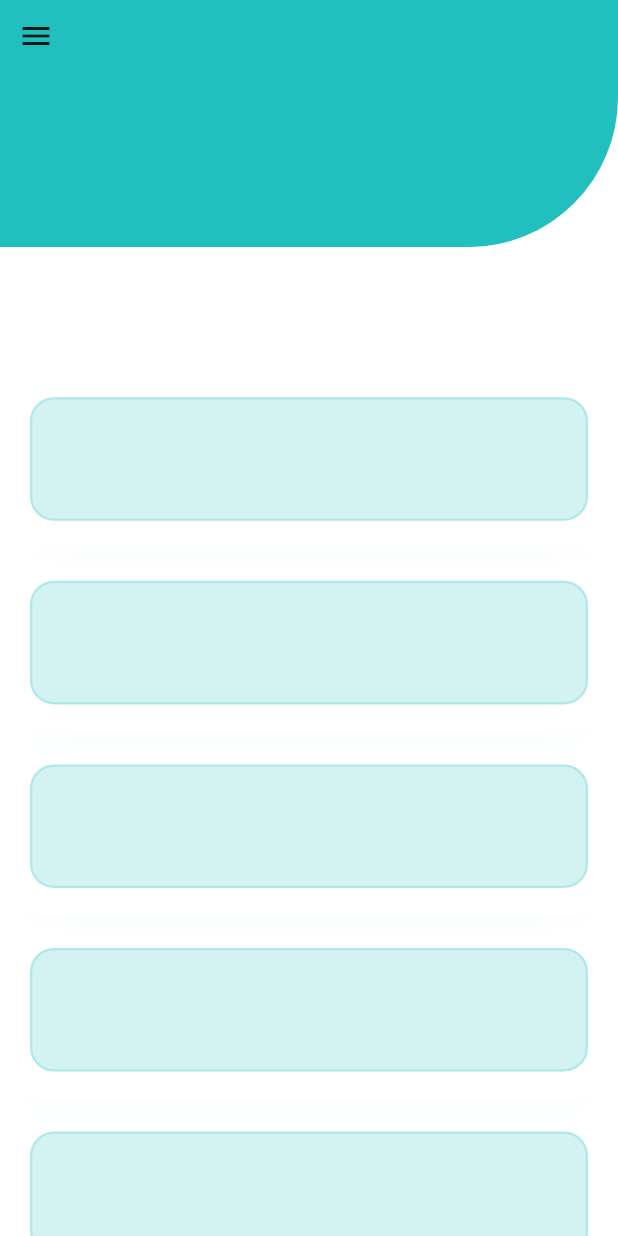
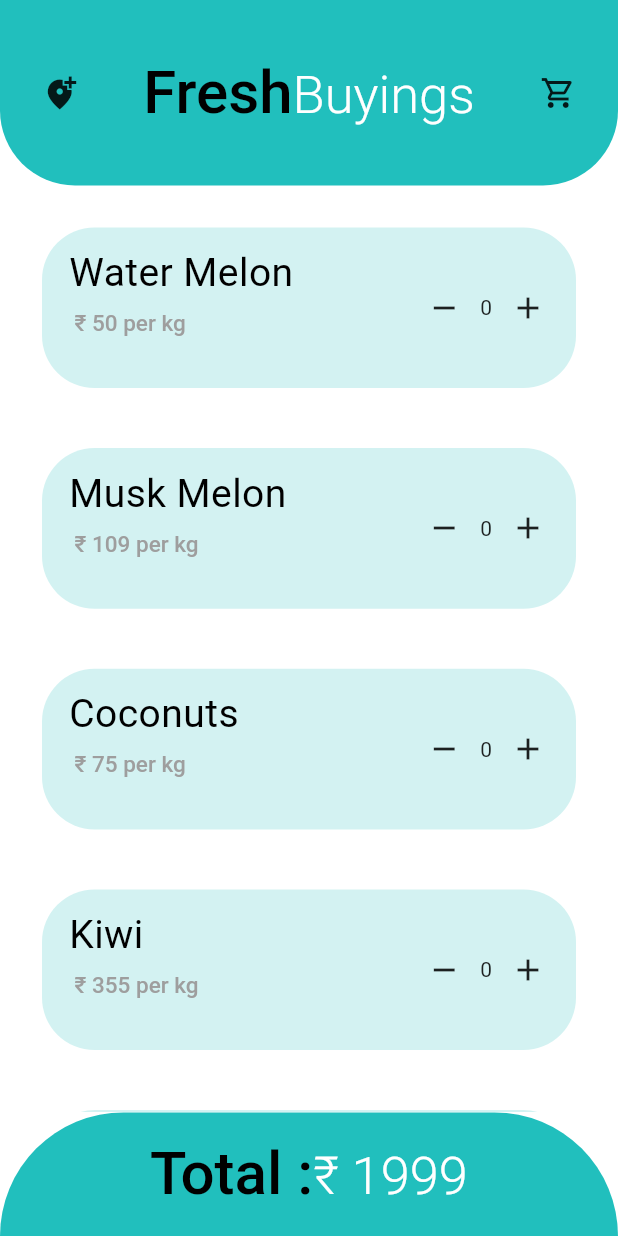
Before and after one commit to SanjaySiddharth/freshbuying_1, a Flutter app: the screen it shows after launch, on a phone screen of 412 x 824 dp. Run offline on Flutter 3.47's test engine with Material 2 defaults, Android fonts, the phone set to English and light mode, and no system bars; our stand-ins replace google_fonts.

Commit message:
12th may mainpage UI changes --->

```diff
--- a/freshbuyings/lib/MainPage.dart
+++ b/freshbuyings/lib/MainPage.dart
@@ -1,6 +1,7 @@
 import 'dart:ui';
-
 import 'package:flutter/material.dart';
+import 'package:freshbuyings/freshCard.dart';
+import 'package:google_fonts/google_fonts.dart';
 
 class MainPage extends StatefulWidget {
   @override
@@ -16,104 +17,112 @@ class _MainPageState extends State<MainPage> {
         child: Column(
           children: [
             Container(
-              height: size.height * 0.20,
+              height: size.height * 0.15,
               width: size.width,
               decoration: BoxDecoration(
-                color: Color(0xFF21BFBD),
+                color: Color(0xFF21BFBD).withOpacity(1),
                 borderRadius: BorderRadius.only(
-                  bottomRight: Radius.elliptical(100.0, 100.0),
+                  bottomLeft: Radius.elliptical(50.0, 50.0),
+                  bottomRight: Radius.elliptical(50.0, 50.0),
                 ),
               ),
-              child: Column(
-                crossAxisAlignment: CrossAxisAlignment.start,
+              child: Padding(
+                padding: const EdgeInsets.only(),
+                child: Row(
+                  crossAxisAlignment: CrossAxisAlignment.center,
+                  mainAxisAlignment: MainAxisAlignment.spaceAround,
                   children: [
-                  IconButton(icon: Icon(Icons.menu), onPressed: () {}),
-                ],
+                    IconButton(
+                        icon: Icon(Icons.add_location_alt), onPressed: () {}),
+                    RichText(
+                      text: TextSpan(
+                        children: [
+                          TextSpan(
+                            text: 'Fresh',
+                            style: GoogleFonts.roboto(
+                              textStyle: TextStyle(
+                                fontSize: 40.0,
+                                fontWeight: FontWeight.w500,
+                                color: Colors.black,
                               ),
                             ),
-            Expanded(
-              child: Container(
-                decoration: BoxDecoration(
-                  color: Colors.white,
                           ),
-                child: ListView(
-                  children: [
-                    SizedBox(
-                      height: 80.0,
-                    ),
-                    Freshcard(
-                      size: size,
-                      color: Color(0xFF21BFBD).withOpacity(0.2),
-                    ),
-                    Freshcard(
-                      size: size,
-                      color: Color(0xFF21BFBD).withOpacity(0.2),
-                    ),
-                    Freshcard(
-                      size: size,
-                      color: Color(0xFF21BFBD).withOpacity(0.2),
-                    ),
-                    Freshcard(
-                      size: size,
-                      color: Color(0xFF21BFBD).withOpacity(0.2),
-                    ),
-                    Freshcard(
-                      size: size,
-                      color: Color(0xFF21BFBD).withOpacity(0.2),
-                    ),
-                    Freshcard(
-                      size: size,
-                      color: Color(0xFF21BFBD).withOpacity(0.2),
-                    ),
-                    Freshcard(
-                      size: size,
-                      color: Color(0xFF21BFBD).withOpacity(0.2),
-                    ),
-                    Freshcard(
-                      size: size,
-                      color: Color(0xFF21BFBD).withOpacity(0.2),
-                    ),
-                  ],
+                          TextSpan(
+                            text: 'Buyings',
+                            style: GoogleFonts.roboto(
+                              textStyle: TextStyle(
+                                fontSize: 35.0,
+                                fontWeight: FontWeight.w300,
                               ),
                             ),
                           ),
                         ],
                       ),
                     ),
-    );
-  }
-}
-
-class Freshcard extends StatelessWidget {
-  const Freshcard({
-    Key key,
-    @required this.size,
-    this.color,
-  }) : super(key: key);
-
-  final Size size;
-  final Color color;
-
-  @override
-  Widget build(BuildContext context) {
-    return ClipRRect(
-      child: BackdropFilter(
-        filter: ImageFilter.blur(
-          sigmaX: 16,
-          sigmaY: 16,
+                    IconButton(
+                        icon: Icon(Icons.shopping_cart_outlined),
+                        onPressed: () {}),
+                  ],
                 ),
+              ),
+            ),
+            Expanded(
               child: Container(
+                child: ListView.builder(
+                  padding: const EdgeInsets.all(8),
+                  itemCount: (entries.length),
+                  itemBuilder: (BuildContext context, int index) {
+                    return Freshcard(
+                        size: size,
+                        itemName: '${entries[index]}',
+                        itemQuantity: qty[index],
+                        itemPrice: prices[index]);
+                  },
+                ),
+              ),
+            ),
+            Container(
               height: size.height * 0.10,
               width: size.width,
-          margin: EdgeInsets.all(20.0),
               decoration: BoxDecoration(
-            color: color,
-            borderRadius: BorderRadius.circular(16.0),
-            border: Border.all(
-              width: 1.5,
-              color: color,
+                color: Color(0xFF21BFBD),
+                borderRadius: BorderRadius.only(
+                  topLeft: Radius.elliptical(100, 100),
+                  topRight: Radius.elliptical(100, 100),
                 ),
               ),
+              child: Row(
+                mainAxisAlignment: MainAxisAlignment.center,
+                children: [
+                  RichText(
+                    text: TextSpan(
+                      children: [
+                        TextSpan(
+                          text: 'Total :',
+                          style: GoogleFonts.roboto(
+                            textStyle: TextStyle(
+                              fontSize: 40.0,
+                              fontWeight: FontWeight.w500,
+                              color: Colors.black,
+                            ),
+                          ),
+                        ),
+                        TextSpan(
+                          text: '\u20B9 1999',
+                          style: GoogleFonts.roboto(
+                            textStyle: TextStyle(
+                              fontSize: 35.0,
+                              fontWeight: FontWeight.w300,
+                            ),
+                          ),
+                        ),
+                      ],
+                    ),
+                  ),
+                ],
+              ),
+            )
+          ],
         ),
       ),
     );
--- /dev/null
+++ b/freshbuyings/lib/freshCard.dart
@@ -0,0 +1,141 @@
+import 'package:flutter/material.dart';
+import 'dart:ui';
+
+final List<String> entries = <String>[
+  'Water Melon',
+  'Musk Melon',
+  'Coconuts',
+  'Kiwi',
+  'Star Fruit',
+  'Wild Berries',
+  'Blue Berries',
+  'Guavas',
+];
+final List<int> prices = <int>[
+  50,
+  109,
+  75,
+  355,
+  420,
+  240,
+  600,
+  120,
+];
+final List<int> qty = <int>[
+  0,
+  0,
+  0,
+  0,
+  0,
+  0,
+  0,
+  0,
+];
+
+class Freshcard extends StatefulWidget {
+  const Freshcard({
+    Key key,
+    @required this.size,
+    this.itemName,
+    this.itemPrice,
+    this.itemQuantity,
+  }) : super(key: key);
+
+  final Size size;
+  final num itemPrice;
+  final String itemName;
+  final int itemQuantity;
+
+  @override
+  _FreshcardState createState() => _FreshcardState();
+}
+
+class _FreshcardState extends State<Freshcard> {
+  int itemQuantity = 0;
+  @override
+  Widget build(BuildContext context) {
+    return ClipRRect(
+      child: BackdropFilter(
+        filter: ImageFilter.blur(
+          sigmaX: 16,
+          sigmaY: 0.0,
+        ),
+        child: Container(
+          height: widget.size.height * 0.13,
+          width: widget.size.width,
+          margin: EdgeInsets.all(20.0),
+          decoration: BoxDecoration(
+            color: Color(0xFF21BFBD).withOpacity(0.2),
+            borderRadius: BorderRadius.circular(35.0),
+          ),
+          child: Row(
+            mainAxisAlignment: MainAxisAlignment.spaceBetween,
+            children: [
+              Padding(
+                padding: const EdgeInsets.only(
+                  left: 18.0,
+                  top: 15.0,
+                ),
+                child: Column(
+                  crossAxisAlignment: CrossAxisAlignment.start,
+                  children: [
+                    Text(
+                      '${widget.itemName}',
+                      style: TextStyle(
+                        color: Colors.black,
+                        fontSize: 26.0,
+                        fontWeight: FontWeight.w400,
+                        letterSpacing: 0.3,
+                      ),
+                    ),
+                    Padding(
+                      padding: const EdgeInsets.only(top: 10.0),
+                      child: Text(
+                        ' \u20B9 ${widget.itemPrice} per kg',
+                        style: TextStyle(
+                          fontSize: 15.0,
+                          color: Colors.grey,
+                          fontWeight: FontWeight.w500,
+                        ),
+                      ),
+                    )
+                  ],
+                ),
+              ),
+              Padding(
+                padding: const EdgeInsets.all(8.0),
+                child: SizedBox(
+                  child: Row(
+                    children: [
+                      IconButton(
+                        icon: Icon(Icons.remove),
+                        onPressed: () {
+                          setState(() {
+                            itemQuantity = itemQuantity - 1;
+                            print(itemQuantity);
+                          });
+                        },
+                      ),
+                      Text(
+                        '$itemQuantity',
+                      ),
+                      IconButton(
+                        icon: Icon(Icons.add),
+                        onPressed: () {
+                          setState(() {
+                            itemQuantity = itemQuantity + 1;
+                            print(itemQuantity);
+                          });
+                        },
+                      ),
+                    ],
+                  ),
+                ),
+              )
+            ],
+          ),
+        ),
+      ),
+    );
+  }
+}
--- /dev/null
+++ b/freshbuyings/lib/waste.txt
@@ -0,0 +1,47 @@
+child: ListView(
+                  children: [
+                    SizedBox(
+                      height: 1.0,
+                    ),
+                    Freshcard(
+                      size: size,
+                      itemName: 'Water Melon',
+                      itemPrice: 99,
+                    ),
+                    Freshcard(
+                      size: size,
+                      itemName: 'Musk Melon',
+                      itemPrice: 125,
+                    ),
+                    Freshcard(
+                      size: size,
+                      itemName: 'Coconuts',
+                      itemPrice: 40,
+                    ),
+                    Freshcard(
+                      size: size,
+                      itemName: 'Kiwi',
+                      itemPrice: 240,
+                    ),
+                    Freshcard(
+                      size: size,
+                      itemName: 'Star Fruit',
+                      itemPrice: 320,
+                    ),
+                    Freshcard(
+                      size: size,
+                      itemName: 'Wild Berries',
+                      itemPrice: 400,
+                    ),
+                    Freshcard(
+                      size: size,
+                      itemName: 'Blue Berries',
+                      itemPrice: 300,
+                    ),
+                    Freshcard(
+                      size: size,
+                      itemName: 'Guavas',
+                      itemPrice: 100,
+                    ),
+                  ],
+                ),
```
Also changed, not shown: freshbuyings/pubspec.yaml (+6 -5 lines), freshbuyings/pubspec.lock. Lines whose indentation alone changed are shown as unchanged.
